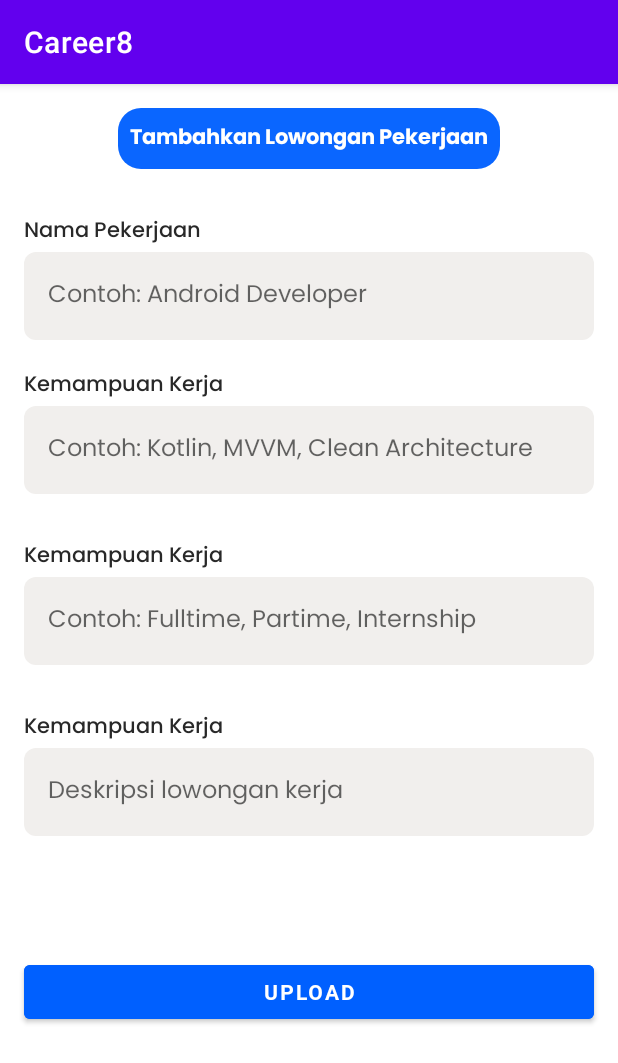
After one commit to hanifalfaqih/Career8, an Android app: the fragment FormTambahLowonganKerjaFragment shown on its own in the app's theme, on a phone screen of 412 x 824 dp. The commit adds this screen. Shown: the top 1063 px of the screen. Run offline under Robolectric (Android 15) with nearby library versions, the phone set to English and light mode, and no system bars.

Commit message:
update progress layout add lowongan kerja and add interface for network api service

```diff
--- /dev/null
+++ b/app/src/main/java/id/allana/career8/data/network/service/Career8ApiService.kt
@@ -0,0 +1,58 @@
+package id.allana.career8.data.network.service
+
+import com.chuckerteam.chucker.api.ChuckerInterceptor
+import id.allana.career8.BuildConfig
+import okhttp3.OkHttpClient
+import retrofit2.Retrofit
+import retrofit2.converter.gson.GsonConverterFactory
+import retrofit2.http.DELETE
+import retrofit2.http.GET
+import retrofit2.http.PATCH
+import retrofit2.http.POST
+import java.util.concurrent.TimeUnit
+
+interface Career8ApiService {
+
+    @GET("alumni/:all")
+    fun getAllAlumni()
+
+    @GET("lowongan/:all")
+    fun getAlLLowonganKerja()
+
+    @GET("jurusan/:all")
+    fun getAllJurusan()
+
+    @POST()
+    fun postAlumni()
+
+    @PATCH
+    fun updateLowonganKerja()
+
+    @POST()
+    fun postLowonganKerja()
+
+    @DELETE("alumni/:id")
+    fun deleteAlumni()
+
+    @DELETE("lowongan/:id")
+    fun deleteLowonganKerja()
+
+
+    companion object {
+        @JvmStatic
+        operator fun invoke(chuckerInterceptor: ChuckerInterceptor): Career8ApiService {
+            val okHttpClient = OkHttpClient.Builder()
+                .addInterceptor(chuckerInterceptor)
+                .connectTimeout(120, TimeUnit.SECONDS)
+                .readTimeout(120, TimeUnit.SECONDS)
+                .build()
+
+            val retrofit = Retrofit.Builder()
+                .baseUrl(BuildConfig.BASE_URL_HUMAS)
+                .addConverterFactory(GsonConverterFactory.create())
+                .client(okHttpClient)
+                .build()
+            return retrofit.create(Career8ApiService::class.java)
+        }
+    }
+}
--- a/app/src/main/java/id/allana/career8/home/ListPelamarKerjaFragment.kt
+++ b/app/src/main/java/id/allana/career8/home/ListLowonganKerjaFragment.kt
@@ -8,14 +8,15 @@ import android.view.ViewGroup
 import id.allana.career8.R
 
 
-class ListPelamarKerjaFragment : Fragment() {
+class ListLowonganKerjaFragment : Fragment() {
 
     override fun onCreateView(
         inflater: LayoutInflater, container: ViewGroup?,
         savedInstanceState: Bundle?
     ): View? {
         // Inflate the layout for this fragment
-        return inflater.inflate(R.layout.fragment_list_pelamar_kerja, container, false)
+        return inflater.inflate(R.layout.fragment_list_lowongan_kerja, container, false)
     }
 
+
 }
--- /dev/null
+++ b/app/src/main/java/id/allana/career8/home/alumni/ProfileAlumniFragment.kt
@@ -0,0 +1,21 @@
+package id.allana.career8.home.alumni
+
+import android.os.Bundle
+import androidx.fragment.app.Fragment
+import android.view.LayoutInflater
+import android.view.View
+import android.view.ViewGroup
+import id.allana.career8.R
+
+
+class ProfileAlumniFragment : Fragment() {
+
+    override fun onCreateView(
+        inflater: LayoutInflater, container: ViewGroup?,
+        savedInstanceState: Bundle?
+    ): View? {
+        // Inflate the layout for this fragment
+        return inflater.inflate(R.layout.fragment_profile_alumni, container, false)
+    }
+
+}
--- /dev/null
+++ b/app/src/main/java/id/allana/career8/home/dudi/FormTambahLowonganKerjaFragment.kt
@@ -0,0 +1,21 @@
+package id.allana.career8.home.dudi
+
+import android.os.Bundle
+import androidx.fragment.app.Fragment
+import android.view.LayoutInflater
+import android.view.View
+import android.view.ViewGroup
+import id.allana.career8.R
+
+
+class FormTambahLowonganKerjaFragment : Fragment() {
+
+    override fun onCreateView(
+        inflater: LayoutInflater, container: ViewGroup?,
+        savedInstanceState: Bundle?
+    ): View? {
+        // Inflate the layout for this fragment
+        return inflater.inflate(R.layout.fragment_form_tambah_lowongan_kerja, container, false)
+    }
+
+}
--- a/app/src/main/java/id/allana/career8/lowongankerja/ListLowonganKerjaFragment.kt
+++ b/app/src/main/java/id/allana/career8/home/dudi/ListPelamarKerjaFragment.kt
@@ -1,4 +1,4 @@
-package id.allana.career8.lowongankerja
+package id.allana.career8.home.dudi
 
 import android.os.Bundle
 import androidx.fragment.app.Fragment
@@ -8,15 +8,14 @@ import android.view.ViewGroup
 import id.allana.career8.R
 
 
-class ListLowonganKerjaFragment : Fragment() {
+class ListPelamarKerjaFragment : Fragment() {
 
     override fun onCreateView(
         inflater: LayoutInflater, container: ViewGroup?,
         savedInstanceState: Bundle?
     ): View? {
         // Inflate the layout for this fragment
-        return inflater.inflate(R.layout.fragment_list_lowongan_kerja, container, false)
+        return inflater.inflate(R.layout.fragment_list_pelamar_kerja, container, false)
     }
 
-
 }
--- /dev/null
+++ b/app/src/main/res/drawable/ic_baseline_attach_email.xml
@@ -0,0 +1,6 @@
+<vector android:height="24dp" android:tint="#0A66FF"
+    android:viewportHeight="24" android:viewportWidth="24"
+    android:width="24dp" xmlns:android="http://schemas.android.com/apk/res/android">
+    <path android:fillColor="@android:color/white" android:pathData="M21,10V4c0,-1.1 -0.9,-2 -2,-2H3C1.9,2 1.01,2.9 1.01,4L1,16c0,1.1 0.9,2 2,2h11v-5c0,-1.66 1.34,-3 3,-3H21zM11,11L3,6V4l8,5l8,-5v2L11,11z"/>
+    <path android:fillColor="@android:color/white" android:pathData="M21,14v4c0,1.1 -0.9,2 -2,2s-2,-0.9 -2,-2v-4.5c0,-0.28 0.22,-0.5 0.5,-0.5s0.5,0.22 0.5,0.5V18h2v-4.5c0,-1.38 -1.12,-2.5 -2.5,-2.5S15,12.12 15,13.5V18c0,2.21 1.79,4 4,4s4,-1.79 4,-4v-4H21z"/>
+</vector>
--- /dev/null
+++ b/app/src/main/res/layout/fragment_form_tambah_lowongan_kerja.xml
@@ -0,0 +1,166 @@
+<?xml version="1.0" encoding="utf-8"?>
+<androidx.constraintlayout.widget.ConstraintLayout
+    xmlns:android="http://schemas.android.com/apk/res/android"
+    xmlns:tools="http://schemas.android.com/tools"
+    android:layout_width="match_parent"
+    android:layout_height="match_parent"
+    xmlns:app="http://schemas.android.com/apk/res-auto"
+    tools:context=".home.dudi.FormTambahLowonganKerjaFragment">
+
+    <androidx.appcompat.widget.AppCompatTextView
+        android:id="@+id/text_greeting"
+        android:layout_width="wrap_content"
+        android:layout_height="wrap_content"
+        android:layout_marginTop="16dp"
+        android:background="@drawable/bg_text_greeting"
+        android:fontFamily="@font/poppins_bold"
+        android:padding="8dp"
+        android:text="Tambahkan Lowongan Pekerjaan"
+        android:textAlignment="center"
+        android:textColor="@color/white"
+        android:textSize="14sp"
+        app:layout_constraintEnd_toEndOf="parent"
+        app:layout_constraintStart_toStartOf="parent"
+        app:layout_constraintTop_toTopOf="parent" />
+
+    <TextView
+        android:id="@+id/tv_judul_pekerjaan"
+        android:layout_width="wrap_content"
+        android:layout_height="wrap_content"
+        android:layout_marginBottom="1dp"
+        android:text="Nama Pekerjaan"
+        android:fontFamily="@font/poppins_medium"
+        android:textColor="@color/text_black"
+        app:layout_constraintBottom_toTopOf="@+id/et_judul_pekerjaan"
+        app:layout_constraintStart_toStartOf="@+id/et_judul_pekerjaan" />
+
+
+    <EditText
+        android:id="@+id/et_judul_pekerjaan"
+        android:layout_width="match_parent"
+        android:layout_height="wrap_content"
+        android:layout_marginStart="16dp"
+        android:layout_marginTop="55dp"
+        android:layout_marginEnd="16dp"
+        android:background="@drawable/layout_input"
+        android:fontFamily="@font/poppins_regular"
+        android:hint="Contoh: Android Developer"
+        android:padding="16dp"
+        android:textSize="16sp"
+        app:layout_constraintEnd_toEndOf="parent"
+        app:layout_constraintStart_toStartOf="parent"
+        app:layout_constraintTop_toBottomOf="@id/text_greeting" />
+
+    <TextView
+        android:id="@+id/tv_kemampuan_kerja"
+        android:layout_width="wrap_content"
+        android:layout_height="wrap_content"
+        android:layout_marginBottom="1dp"
+        android:text="Kemampuan Kerja"
+        android:fontFamily="@font/poppins_medium"
+        android:textColor="@color/text_black"
+        app:layout_constraintBottom_toTopOf="@+id/et_kemampuan_kerja"
+        app:layout_constraintStart_toStartOf="@+id/et_kemampuan_kerja" />
+
+    <EditText
+        android:id="@+id/et_kemampuan_kerja"
+        android:layout_width="match_parent"
+        android:layout_height="wrap_content"
+        android:layout_marginStart="16dp"
+        android:layout_marginTop="44dp"
+        android:layout_marginEnd="16dp"
+        android:background="@drawable/layout_input"
+        android:fontFamily="@font/poppins_regular"
+        android:hint="Contoh: Kotlin, MVVM, Clean Architecture"
+        android:inputType="textPassword"
+        android:padding="16dp"
+        android:textSize="16sp"
+        app:layout_constraintEnd_toEndOf="parent"
+        app:layout_constraintStart_toStartOf="parent"
+        app:layout_constraintTop_toBottomOf="@id/et_judul_pekerjaan" />
+
+    <TextView
+        android:id="@+id/tv_jenis_pekerjaan"
+        android:layout_width="wrap_content"
+        android:layout_height="wrap_content"
+        android:layout_marginBottom="1dp"
+        android:text="Kemampuan Kerja"
+        android:fontFamily="@font/poppins_medium"
+        android:textColor="@color/text_black"
+        app:layout_constraintBottom_toTopOf="@+id/et_jenis_pekerjaan"
+        app:layout_constraintStart_toStartOf="@+id/et_jenis_pekerjaan" />
+
+    <EditText
+        android:id="@+id/et_jenis_pekerjaan"
+        android:layout_width="match_parent"
+        android:layout_height="wrap_content"
+        android:layout_marginStart="16dp"
+        android:layout_marginTop="55dp"
+        android:layout_marginEnd="16dp"
+        android:background="@drawable/layout_input"
+        android:fontFamily="@font/poppins_regular"
+        android:hint="Contoh: Fulltime, Partime, Internship"
+        android:inputType="textPassword"
+        android:padding="16dp"
+        android:textSize="16sp"
+        app:layout_constraintEnd_toEndOf="parent"
+        app:layout_constraintStart_toStartOf="parent"
+        app:layout_constraintTop_toBottomOf="@id/et_kemampuan_kerja" />
+
+    <TextView
+        android:id="@+id/tv_deskripsi_pekerjaan"
+        android:layout_width="wrap_content"
+        android:layout_height="wrap_content"
+        android:layout_marginBottom="1dp"
+        android:text="Kemampuan Kerja"
+        android:fontFamily="@font/poppins_medium"
+        android:textColor="@color/text_black"
+        app:layout_constraintBottom_toTopOf="@+id/et_deskripsi_pekerjaan"
+        app:layout_constraintStart_toStartOf="@+id/et_deskripsi_pekerjaan" />
+
+    <EditText
+        android:id="@+id/et_deskripsi_pekerjaan"
+        android:layout_width="match_parent"
+        android:layout_height="wrap_content"
+        android:layout_marginStart="16dp"
+        android:layout_marginTop="55dp"
+        android:layout_marginEnd="16dp"
+        android:background="@drawable/layout_input"
+        android:fontFamily="@font/poppins_regular"
+        android:hint="Deskripsi lowongan kerja"
+        android:inputType="textPassword"
+        android:padding="16dp"
+        android:textSize="16sp"
+        app:layout_constraintEnd_toEndOf="parent"
+        app:layout_constraintStart_toStartOf="parent"
+        app:layout_constraintTop_toBottomOf="@id/et_jenis_pekerjaan" />
+
+    <com.google.android.material.progressindicator.CircularProgressIndicator
+        android:id="@+id/pb_tambah_lowongan_kerja"
+        android:layout_width="wrap_content"
+        android:layout_height="wrap_content"
+        android:layout_gravity="center"
+        android:layout_marginTop="16dp"
+        android:progressTint="@color/blue2"
+        android:visibility="visible"
+        app:layout_constraintEnd_toEndOf="parent"
+        app:layout_constraintStart_toStartOf="parent"
+        app:layout_constraintTop_toBottomOf="@id/et_deskripsi_pekerjaan" />
+
+    <Button
+        android:id="@+id/login_button"
+        android:layout_width="match_parent"
+        android:layout_height="wrap_content"
+        android:layout_gravity="center"
+        android:layout_marginStart="16dp"
+        android:layout_marginTop="16dp"
+        android:layout_marginEnd="16dp"
+        android:backgroundTint="@color/blue"
+        android:fontFamily="@font/roboto_bold"
+        android:text="Upload"
+        app:layout_constraintEnd_toEndOf="parent"
+        app:layout_constraintStart_toStartOf="parent"
+        app:layout_constraintTop_toBottomOf="@id/pb_tambah_lowongan_kerja" />
+
+
+</androidx.constraintlayout.widget.ConstraintLayout>
--- a/app/src/main/res/layout/fragment_list_lowongan_kerja.xml
+++ b/app/src/main/res/layout/fragment_list_lowongan_kerja.xml
@@ -11,8 +11,6 @@
         android:layout_width="wrap_content"
         android:layout_height="wrap_content"
         android:layout_marginTop="16dp"
-        android:layout_marginBottom="16dp"
-        android:layout_marginEnd="16dp"
         android:background="@drawable/bg_text_greeting"
         android:fontFamily="@font/poppins_bold"
         android:padding="8dp"
--- /dev/null
+++ b/app/src/main/res/layout/fragment_profile_alumni.xml
@@ -0,0 +1,14 @@
+<?xml version="1.0" encoding="utf-8"?>
+<FrameLayout xmlns:android="http://schemas.android.com/apk/res/android"
+    xmlns:tools="http://schemas.android.com/tools"
+    android:layout_width="match_parent"
+    android:layout_height="match_parent"
+    tools:context=".home.alumni.ProfileAlumniFragment">
+
+    <!-- TODO: Update blank fragment layout -->
+    <TextView
+        android:layout_width="match_parent"
+        android:layout_height="match_parent"
+        android:text="@string/hello_blank_fragment" />
+
+</FrameLayout>
--- a/app/src/main/res/menu/bottom_nav_menu.xml
+++ b/app/src/main/res/menu/bottom_nav_menu.xml
@@ -13,7 +13,7 @@
 
     <item
         android:id="@+id/navigation_pelamar_kerja"
-        android:icon="@drawable/ic_baseline_add"
+        android:icon="@drawable/ic_baseline_attach_email"
         android:title="Pelamar Kerja" />
 
 
--- a/app/src/main/res/navigation/mobile_navigation.xml
+++ b/app/src/main/res/navigation/mobile_navigation.xml
@@ -7,7 +7,7 @@
 
     <fragment
         android:id="@+id/navigation_lowongan_kerja"
-        android:name="id.allana.career8.lowongankerja.ListLowonganKerjaFragment"
+        android:name="id.allana.career8.home.ListLowonganKerjaFragment"
         android:label="Pelamar Kerja"
         tools:layout="@layout/fragment_list_lowongan_kerja" />
     <fragment
@@ -17,7 +17,7 @@
         tools:layout="@layout/fragment_list_alumni" />
     <fragment
         android:id="@+id/navigation_pelamar_kerja"
-        android:name="id.allana.career8.home.ListPelamarKerjaFragment"
+        android:name="id.allana.career8.home.dudi.ListPelamarKerjaFragment"
         android:label="Pelamar Kerja"
         tools:layout="@layout/fragment_list_pelamar_kerja"/>
 </navigation>
```
Also changed, not shown: app/build.gradle (+8 -0 lines).
